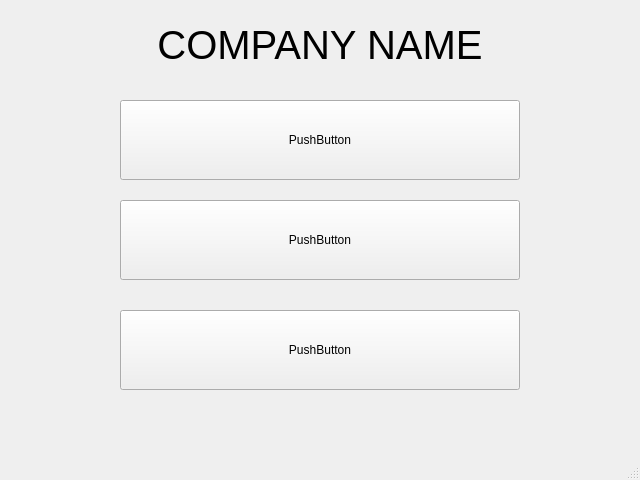
Qt form pyqt_gui/cart_interface.ui (PfeifferH/cheqout) before a commit.
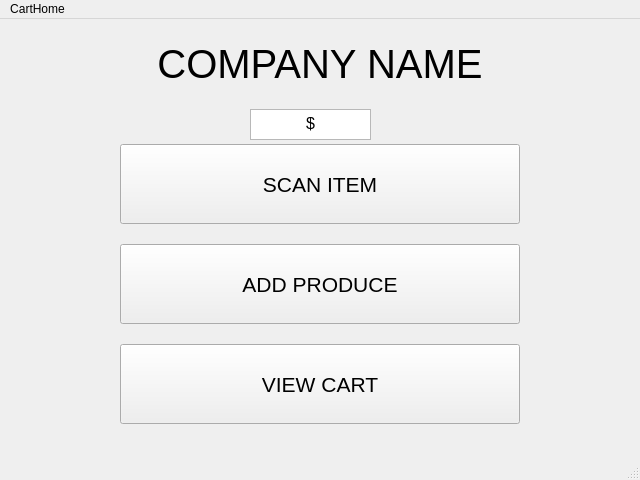
The same form after that commit.

Diff of the .ui file:
```diff
--- a/pyqt_gui/cart_interface.ui
+++ b/pyqt_gui/cart_interface.ui
@@ -18,39 +18,57 @@
     <property name="geometry">
      <rect>
       <x>120</x>
-      <y>100</y>
+      <y>125</y>
       <width>400</width>
       <height>80</height>
      </rect>
     </property>
+    <property name="font">
+     <font>
+      <pointsize>16</pointsize>
+     </font>
+    </property>
     <property name="text">
-     <string>PushButton</string>
+     <string>SCAN ITEM</string>
+    </property>
+    <property name="autoDefault">
+     <bool>false</bool>
     </property>
    </widget>
    <widget class="QPushButton" name="pushButton_2">
     <property name="geometry">
      <rect>
       <x>120</x>
-      <y>200</y>
+      <y>225</y>
       <width>400</width>
       <height>80</height>
      </rect>
     </property>
+    <property name="font">
+     <font>
+      <pointsize>16</pointsize>
+     </font>
+    </property>
     <property name="text">
-     <string>PushButton</string>
+     <string>ADD PRODUCE</string>
     </property>
    </widget>
    <widget class="QPushButton" name="pushButton_3">
     <property name="geometry">
      <rect>
       <x>120</x>
-      <y>310</y>
+      <y>325</y>
       <width>400</width>
       <height>80</height>
      </rect>
     </property>
+    <property name="font">
+     <font>
+      <pointsize>16</pointsize>
+     </font>
+    </property>
     <property name="text">
-     <string>PushButton</string>
+     <string>VIEW CART</string>
     </property>
    </widget>
    <widget class="QLabel" name="label">
@@ -74,6 +92,35 @@
      <set>Qt::AlignCenter</set>
     </property>
    </widget>
+   <widget class="QTextBrowser" name="textBrowser">
+    <property name="geometry">
+     <rect>
+      <x>250</x>
+      <y>90</y>
+      <width>121</width>
+      <height>31</height>
+     </rect>
+    </property>
+    <property name="font">
+     <font>
+      <pointsize>12</pointsize>
+     </font>
+    </property>
+    <property name="verticalScrollBarPolicy">
+     <enum>Qt::ScrollBarAlwaysOff</enum>
+    </property>
+    <property name="horizontalScrollBarPolicy">
+     <enum>Qt::ScrollBarAlwaysOff</enum>
+    </property>
+    <property name="html">
+     <string>&lt;!DOCTYPE HTML PUBLIC &quot;-//W3C//DTD HTML 4.0//EN&quot; &quot;http://www.w3.org/TR/REC-html40/strict.dtd&quot;&gt;
+&lt;html&gt;&lt;head&gt;&lt;meta name=&quot;qrichtext&quot; content=&quot;1&quot; /&gt;&lt;style type=&quot;text/css&quot;&gt;
+p, li { white-space: pre-wrap; }
+&lt;/style&gt;&lt;/head&gt;&lt;body style=&quot; font-family:'MS Shell Dlg 2'; font-size:12pt; font-weight:400; font-style:normal;&quot;&gt;
+&lt;p align=&quot;center&quot; style=&quot; margin-top:0px; margin-bottom:0px; margin-left:0px; margin-right:0px; -qt-block-indent:0; text-indent:0px;&quot;&gt;$&lt;/p&gt;
+&lt;p align=&quot;center&quot; style=&quot;-qt-paragraph-type:empty; margin-top:0px; margin-bottom:0px; margin-left:0px; margin-right:0px; -qt-block-indent:0; text-indent:0px;&quot;&gt;&lt;br /&gt;&lt;/p&gt;&lt;/body&gt;&lt;/html&gt;</string>
+    </property>
+   </widget>
   </widget>
   <widget class="QMenuBar" name="menubar">
    <property name="geometry">
@@ -84,6 +131,12 @@
      <height>26</height>
     </rect>
    </property>
+   <widget class="QMenu" name="menuCartHome">
+    <property name="title">
+     <string>CartHome</string>
+    </property>
+   </widget>
+   <addaction name="menuCartHome"/>
   </widget>
   <widget class="QStatusBar" name="statusbar"/>
  </widget>
```
